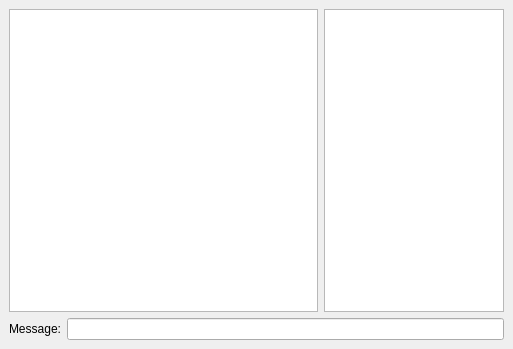
benjcockburn/SecureProgramming, file chatdialog.ui: the form before one commit.
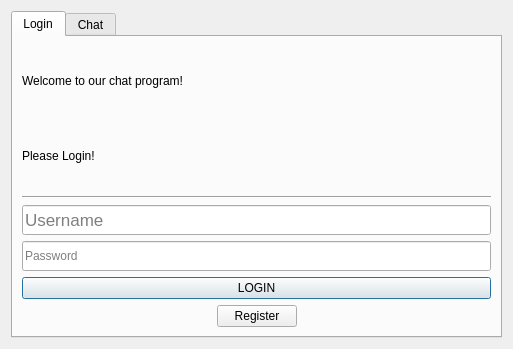
The form after the commit.

Commit message: login page

What changed in the file:
```diff
--- a/chatdialog.ui
+++ b/chatdialog.ui
@@ -12,34 +12,157 @@
   <property name="windowTitle" >
    <string>Chat</string>
   </property>
-  <layout class="QVBoxLayout" >
-   <property name="margin" >
-    <number>9</number>
-   </property>
-   <property name="spacing" >
-    <number>6</number>
-   </property>
+  <layout class="QVBoxLayout" name="verticalLayout">
+   <item>
+    <widget class="QTabWidget" name="tabWidget">
+     <property name="currentIndex">
+      <number>0</number>
+     </property>
+     <widget class="QWidget" name="Login">
+      <attribute name="title">
+       <string>Login</string>
+      </attribute>
+      <layout class="QVBoxLayout" name="verticalLayout_3">
+       <item>
+        <widget class="QLabel" name="label_2">
+         <property name="text">
+          <string>Welcome to our chat program!</string>
+         </property>
+        </widget>
+       </item>
    <item>
-    <layout class="QHBoxLayout" >
-     <property name="margin" >
+        <widget class="QLabel" name="label_3">
+         <property name="text">
+          <string>Please Login!</string>
+         </property>
+        </widget>
+       </item>
+       <item>
+        <widget class="Line" name="line">
+         <property name="orientation">
+          <enum>Qt::Orientation::Horizontal</enum>
+         </property>
+        </widget>
+       </item>
+       <item>
+        <layout class="QVBoxLayout" name="layout_login">
+         <property name="rightMargin">
       <number>0</number>
      </property>
-     <property name="spacing" >
-      <number>6</number>
-     </property>
+         <item>
+          <widget class="QLineEdit" name="input_username">
+           <property name="minimumSize">
+            <size>
+             <width>0</width>
+             <height>30</height>
+            </size>
+           </property>
+           <property name="font">
+            <font>
+             <pointsize>13</pointsize>
+            </font>
+           </property>
+           <property name="placeholderText">
+            <string>Username</string>
+           </property>
+          </widget>
+         </item>
      <item>
-      <widget class="QTextEdit" name="textEdit" >
-       <property name="focusPolicy" >
-        <enum>Qt::NoFocus</enum>
-       </property>
-       <property name="readOnly" >
+          <widget class="QLineEdit" name="input_password">
+           <property name="minimumSize">
+            <size>
+             <width>0</width>
+             <height>30</height>
+            </size>
+           </property>
+           <property name="placeholderText">
+            <string>Password</string>
+           </property>
+          </widget>
+         </item>
+         <item>
+          <widget class="QPushButton" name="input_login">
+           <property name="sizePolicy">
+            <sizepolicy hsizetype="Expanding" vsizetype="Fixed">
+             <horstretch>0</horstretch>
+             <verstretch>0</verstretch>
+            </sizepolicy>
+           </property>
+           <property name="text">
+            <string>LOGIN</string>
+           </property>
+          </widget>
+         </item>
+         <item>
+          <layout class="QHBoxLayout" name="horizontalLayout">
+           <property name="topMargin">
+            <number>0</number>
+           </property>
+           <item>
+            <spacer name="horizontalSpacer">
+             <property name="orientation">
+              <enum>Qt::Orientation::Horizontal</enum>
+             </property>
+             <property name="sizeHint" stdset="0">
+              <size>
+               <width>40</width>
+               <height>20</height>
+              </size>
+             </property>
+            </spacer>
+           </item>
+           <item>
+            <widget class="QPushButton" name="input_register">
+             <property name="maximumSize">
+              <size>
+               <width>200</width>
+               <height>16777215</height>
+              </size>
+             </property>
+             <property name="text">
+              <string>Register</string>
+             </property>
+            </widget>
+           </item>
+           <item>
+            <spacer name="horizontalSpacer_2">
+             <property name="orientation">
+              <enum>Qt::Orientation::Horizontal</enum>
+             </property>
+             <property name="sizeHint" stdset="0">
+              <size>
+               <width>40</width>
+               <height>20</height>
+              </size>
+             </property>
+            </spacer>
+           </item>
+          </layout>
+         </item>
+        </layout>
+       </item>
+      </layout>
+     </widget>
+     <widget class="QWidget" name="Chat">
+      <attribute name="title">
+       <string>Chat</string>
+      </attribute>
+      <layout class="QVBoxLayout" name="verticalLayout_2">
+       <item>
+        <layout class="QHBoxLayout">
+         <item>
+          <widget class="QTextEdit" name="textEdit">
+           <property name="focusPolicy">
+            <enum>Qt::FocusPolicy::NoFocus</enum>
+           </property>
+           <property name="readOnly">
         <bool>true</bool>
        </property>
       </widget>
      </item>
      <item>
-      <widget class="QListWidget" name="listWidget" >
-       <property name="maximumSize" >
+          <widget class="QListWidget" name="listWidget">
+           <property name="maximumSize">
         <size>
          <width>180</width>
          <height>16777215</height>
@@ -53,24 +176,22 @@
     </layout>
    </item>
    <item>
-    <layout class="QHBoxLayout" >
-     <property name="margin" >
-      <number>0</number>
-     </property>
-     <property name="spacing" >
-      <number>6</number>
-     </property>
+        <layout class="QHBoxLayout">
      <item>
-      <widget class="QLabel" name="label" >
-       <property name="text" >
+          <widget class="QLabel" name="label">
+           <property name="text">
         <string>Message:</string>
        </property>
       </widget>
      </item>
      <item>
-      <widget class="QLineEdit" name="lineEdit" />
-     </item>
-    </layout>
+          <widget class="QLineEdit" name="lineEdit"/>
+         </item>
+        </layout>
+       </item>
+      </layout>
+     </widget>
+    </widget>
    </item>
   </layout>
  </widget>
```
Left out of the diff: 13 changed lines with no effect on the pictures. Lines whose indentation alone changed are shown as unchanged.
